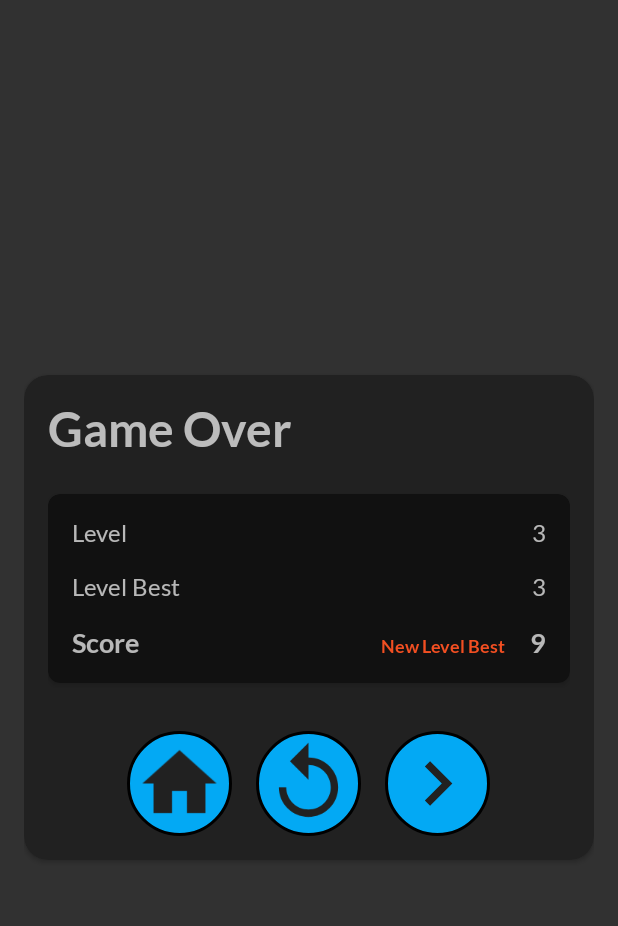
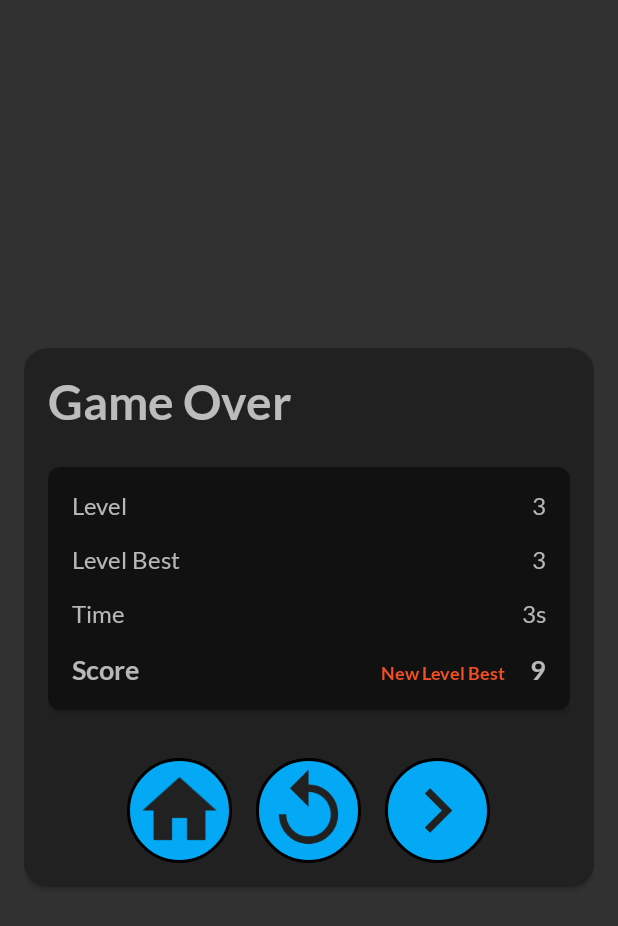
Before and after one commit to 98philips/M_Overflow, an Android app: the layout activity_game_over_new.xml on its own in the app's theme, with its tools: preview values and no code run, on a phone screen of 412 x 824 dp. Shown: the top 926 px of the screen. Run offline under Robolectric (Android 15) with nearby library versions, the phone set to English and light mode, and no system bars.

Commit message:
Connect Settings, included time

```diff
--- a/app/src/main/java/com/evedevelopers/mof/activities/GameOver.java
+++ b/app/src/main/java/com/evedevelopers/mof/activities/GameOver.java
@@ -13,7 +13,7 @@ import com.evedevelopers.mof.R;
 
 public class GameOver extends AppCompatActivity implements View.OnClickListener {
 
-    TextView level,score,level_best,badge,message;
+    TextView level,score,level_best,badge,message,time;
     ImageView home,tryAgain,nextLevel;
     int level_number = 3;
 
@@ -29,6 +29,7 @@ public class GameOver extends AppCompatActivity implements View.OnClickListener
         home = findViewById(R.id.home);
         tryAgain = findViewById(R.id.tryAgain);
         nextLevel = findViewById(R.id.nextLevel);
+        time = findViewById(R.id.time_number);
         home.setOnClickListener(this);
         tryAgain.setOnClickListener(this);
         nextLevel.setOnClickListener(this);
@@ -41,6 +42,7 @@ public class GameOver extends AppCompatActivity implements View.OnClickListener
         message.setText(message_string);
         level.setText(String.valueOf(level_number));
         score.setText(String.valueOf(score_number));
+        time.setText(String.valueOf(incoming.getLongExtra("time",0)).concat("s"));
         level_best.setText(String.valueOf(level_best_number));
         configBadge(score_number,level_best_number,preferences);
         decideButtonVisibility(score_number,level_number);
--- a/app/src/main/java/com/evedevelopers/mof/activities/GamePlay.java
+++ b/app/src/main/java/com/evedevelopers/mof/activities/GamePlay.java
@@ -2,6 +2,7 @@ package com.evedevelopers.mof.activities;
 
 import androidx.appcompat.app.AlertDialog;
 import androidx.appcompat.app.AppCompatActivity;
+import androidx.preference.PreferenceManager;
 
 import android.animation.Animator;
 import android.content.Context;
@@ -133,6 +134,7 @@ public class GamePlay extends AppCompatActivity {
         gameOver.putExtra("score",max);
         gameOver.putExtra("message",message);
         gameOver.putExtra("level",level);
+        gameOver.putExtra("time",(millip-millis)/1000);
         startActivity(gameOver);
         finish();
     }
@@ -198,8 +200,9 @@ public class GamePlay extends AppCompatActivity {
     }
 
     void vibrate(){
-        SharedPreferences vib = getSharedPreferences("settings",MODE_PRIVATE);
-        if(vib.getBoolean("vibrate",true)){
+        SharedPreferences sharedPref =
+                PreferenceManager.getDefaultSharedPreferences(this);
+        if(sharedPref.getBoolean(SettingsActivity.KEY_PREF_VIBRATION_SWITCH,true)){
             Vibrator v = (Vibrator) getSystemService(Context.VIBRATOR_SERVICE);
             assert v != null;
             if (Build.VERSION.SDK_INT >= Build.VERSION_CODES.O) {
--- a/app/src/main/java/com/evedevelopers/mof/activities/SettingsActivity.java
+++ b/app/src/main/java/com/evedevelopers/mof/activities/SettingsActivity.java
@@ -5,10 +5,14 @@ import android.os.Bundle;
 import androidx.appcompat.app.ActionBar;
 import androidx.appcompat.app.AppCompatActivity;
 import androidx.preference.PreferenceFragmentCompat;
+import androidx.preference.PreferenceManager;
 
 import com.evedevelopers.mof.R;
 
 public class SettingsActivity extends AppCompatActivity {
+
+    public static final String
+            KEY_PREF_VIBRATION_SWITCH = "vibration";
 
     @Override
     protected void onCreate(Bundle savedInstanceState) {
@@ -22,12 +26,14 @@ public class SettingsActivity extends AppCompatActivity {
         if (actionBar != null) {
             actionBar.setDisplayHomeAsUpEnabled(true);
         }
+        PreferenceManager.setDefaultValues(this, R.xml.root_preferences, false);
     }
 
     public static class SettingsFragment extends PreferenceFragmentCompat {
         @Override
         public void onCreatePreferences(Bundle savedInstanceState, String rootKey) {
             setPreferencesFromResource(R.xml.root_preferences, rootKey);
+
         }
     }
 }
--- a/app/src/main/res/layout/activity_game_over_new.xml
+++ b/app/src/main/res/layout/activity_game_over_new.xml
@@ -13,117 +13,144 @@
         android:id="@+id/result_card"
         android:layout_width="match_parent"
         android:layout_height="wrap_content"
-        app:cardCornerRadius="16dp"
         app:cardBackgroundColor="#212121"
-        >
+        app:cardCornerRadius="16dp">
+
         <LinearLayout
             android:id="@+id/result_layout"
             android:layout_width="match_parent"
             android:layout_height="wrap_content"
             android:orientation="vertical"
-            android:padding="16dp"
-            >
-            <LinearLayout
-                android:layout_width="match_parent"
-                android:layout_height="wrap_content"
-                android:orientation="horizontal"
-                >
-                <TextView
-                    android:layout_width="0dp"
-                    android:layout_height="wrap_content"
-                    android:id="@+id/message"
-                    android:layout_weight="1"
-                    android:textSize="32sp"
-                    android:textStyle="bold"
-                    android:text="Game Over"/>
-            </LinearLayout>
-            <androidx.cardview.widget.CardView
-                android:layout_width="match_parent"
-                app:cardCornerRadius="8dp"
-                android:layout_marginTop="24dp"
-                app:cardBackgroundColor="#111111"
-                android:layout_height="wrap_content">
-                <LinearLayout
-                    android:layout_width="match_parent"
-                    android:layout_height="wrap_content"
-                    android:padding="16dp"
-                    android:orientation="vertical">
+            android:padding="16dp">
 
             <LinearLayout
                 android:layout_width="match_parent"
                 android:layout_height="wrap_content"
-                android:orientation="horizontal"
-                >
+                android:orientation="horizontal">
+
                 <TextView
+                    android:id="@+id/message"
                     android:layout_width="0dp"
                     android:layout_height="wrap_content"
-                    android:id="@+id/level"
                     android:layout_weight="1"
-                    android:textSize="16sp"
-                    android:text="Level"/>
-                <TextView
-                    android:layout_width="wrap_content"
+                    android:text="Game Over"
+                    android:textSize="32sp"
+                    android:textStyle="bold" />
+            </LinearLayout>
+
+            <androidx.cardview.widget.CardView
+                android:layout_width="match_parent"
                 android:layout_height="wrap_content"
-                    android:id="@+id/level_number"
-                    android:textSize="16sp"
-                    android:text="3"
-                    />
+                android:layout_marginTop="24dp"
+                app:cardBackgroundColor="#111111"
+                app:cardCornerRadius="8dp">
 
-            </LinearLayout>
                 <LinearLayout
                     android:layout_width="match_parent"
                     android:layout_height="wrap_content"
-                android:orientation="horizontal"
-                android:layout_marginTop="16dp"
-                >
-                <TextView
-                    android:layout_width="0dp"
-                    android:layout_height="wrap_content"
-                    android:id="@+id/level_best"
-                    android:layout_weight="1"
-                    android:textSize="16sp"
-                    android:text="Level Best"/>
-                <TextView
-                    android:layout_width="wrap_content"
-                    android:layout_height="wrap_content"
-                    android:id="@+id/level_best_number"
-                    android:textSize="16sp"
-                    android:text="3"
-                    />
+                    android:orientation="vertical"
+                    android:padding="16dp">
 
-            </LinearLayout>
                     <LinearLayout
                         android:layout_width="match_parent"
                         android:layout_height="wrap_content"
-                android:orientation="horizontal"
-                android:layout_marginTop="16dp"
-                >
+                        android:orientation="horizontal">
+
                         <TextView
+                            android:id="@+id/level"
                             android:layout_width="0dp"
                             android:layout_height="wrap_content"
-                    android:id="@+id/score"
                             android:layout_weight="1"
-                    android:textSize="18sp"
-                    android:textStyle="bold"
-                    android:text="Score"/>
+                            android:text="Level"
+                            android:textSize="16sp" />
+
                         <TextView
+                            android:id="@+id/level_number"
                             android:layout_width="wrap_content"
                             android:layout_height="wrap_content"
-                    android:id="@+id/new_level_best"
-                    android:textSize="12sp"
-                    android:textStyle="bold"
-                    android:textColor="@color/orange"
-                    android:text="New Level Best"
-                    android:layout_marginEnd="16dp"
-                    />
+                            android:text="3"
+                            android:textSize="16sp" />
+
+                    </LinearLayout>
+
+                    <LinearLayout
+                        android:layout_width="match_parent"
+                        android:layout_height="wrap_content"
+                        android:layout_marginTop="16dp"
+                        android:orientation="horizontal">
+
                         <TextView
+                            android:id="@+id/level_best"
+                            android:layout_width="0dp"
+                            android:layout_height="wrap_content"
+                            android:layout_weight="1"
+                            android:text="Level Best"
+                            android:textSize="16sp" />
+
+                        <TextView
+                            android:id="@+id/level_best_number"
                             android:layout_width="wrap_content"
                             android:layout_height="wrap_content"
+                            android:text="3"
+                            android:textSize="16sp" />
+
+                    </LinearLayout>
+
+                    <LinearLayout
+                        android:layout_width="match_parent"
+                        android:layout_height="wrap_content"
+                        android:layout_marginTop="16dp"
+                        android:orientation="horizontal">
+
+                        <TextView
+                            android:id="@+id/time"
+                            android:layout_width="0dp"
+                            android:layout_height="wrap_content"
+                            android:layout_weight="1"
+                            android:text="Time"
+                            android:textSize="16sp" />
+
+                        <TextView
+                            android:id="@+id/time_number"
+                            android:layout_width="wrap_content"
+                            android:layout_height="wrap_content"
+                            android:text="3s"
+                            android:textSize="16sp" />
+
+                    </LinearLayout>
+
+                    <LinearLayout
+                        android:layout_width="match_parent"
+                        android:layout_height="wrap_content"
+                        android:layout_marginTop="16dp"
+                        android:orientation="horizontal">
+
+                        <TextView
+                            android:id="@+id/score"
+                            android:layout_width="0dp"
+                            android:layout_height="wrap_content"
+                            android:layout_weight="1"
+                            android:text="Score"
+                            android:textSize="18sp"
+                            android:textStyle="bold" />
+
+                        <TextView
+                            android:id="@+id/new_level_best"
+                            android:layout_width="wrap_content"
+                            android:layout_height="wrap_content"
+                            android:layout_marginEnd="16dp"
+                            android:text="New Level Best"
+                            android:textColor="@color/orange"
+                            android:textSize="12sp"
+                            android:textStyle="bold" />
+
+                        <TextView
                             android:id="@+id/score_number"
+                            android:layout_width="wrap_content"
+                            android:layout_height="wrap_content"
+                            android:text="9"
                             android:textSize="18sp"
-                    android:textStyle="bold"
-                    android:text="9"
-                    />
+                            android:textStyle="bold" />
 
                     </LinearLayout>
                 </LinearLayout>
@@ -132,46 +159,49 @@
             <LinearLayout
                 android:layout_width="match_parent"
                 android:layout_height="wrap_content"
-                android:orientation="horizontal"
                 android:layout_marginTop="32dp"
-                android:gravity="center|center_vertical">
+                android:gravity="center|center_vertical"
+                android:orientation="horizontal">
+
                 <ImageView
                     android:id="@+id/home"
                     android:layout_width="70dp"
                     android:layout_height="70dp"
                     android:layout_gravity="center"
+                    android:layout_marginEnd="8dp"
                     android:background="@drawable/try1"
-                    android:padding="5dp"
                     android:clickable="true"
                     android:focusable="true"
-                    android:layout_marginEnd="8dp"
+                    android:padding="5dp"
                     app:srcCompat="@drawable/ic_home_black_24dp"
-                    app:tint="#212121"/>
+                    app:tint="#212121" />
+
                 <ImageView
                     android:id="@+id/tryAgain"
+                    android:layout_width="70dp"
+                    android:layout_height="70dp"
+                    android:layout_gravity="center"
                     android:layout_marginStart="8dp"
                     android:layout_marginEnd="8dp"
+                    android:background="@drawable/try1"
+                    android:clickable="true"
+                    android:focusable="true"
+                    android:padding="5dp"
+                    app:srcCompat="@drawable/ic_replay_24px"
+                    app:tint="#212121" />
+
+                <ImageView
+                    android:id="@+id/nextLevel"
                     android:layout_width="70dp"
                     android:layout_height="70dp"
+                    android:layout_gravity="center"
+                    android:layout_marginStart="8dp"
+                    android:background="@drawable/try1"
                     android:clickable="true"
                     android:focusable="true"
-                    android:layout_gravity="center"
-                    android:background="@drawable/try1"
-                    android:padding="5dp"
-                    app:srcCompat="@drawable/ic_replay_24px"
-                    app:tint="#212121"/>
-                <ImageView
-                    android:id="@+id/nextLevel"
-                    android:layout_marginStart="8dp"
-                    android:layout_width="70dp"
-                    android:layout_height="70dp"
-                    android:clickable="true"
-                    android:focusable="true"
-                    android:layout_gravity="center"
-                    android:background="@drawable/try1"
                     android:padding="5dp"
                     app:srcCompat="@drawable/ic_baseline_navigate_next_24"
-                    app:tint="#212121"/>
+                    app:tint="#212121" />
             </LinearLayout>
 
 
@@ -179,5 +209,4 @@
     </androidx.cardview.widget.CardView>
 
 
-
 </LinearLayout>
--- a/app/src/main/res/xml/root_preferences.xml
+++ b/app/src/main/res/xml/root_preferences.xml
@@ -3,11 +3,11 @@
     <PreferenceCategory app:title="@string/sound_vibration">
 
         <SwitchPreferenceCompat
-            app:key="sync"
+            app:key="vibration"
             app:title="@string/vibration" />
 
         <SwitchPreferenceCompat
-            app:key="sync"
+            app:key="sound"
             app:title="@string/sounds" />
     </PreferenceCategory>
 
```
Lines whose indentation alone changed are shown as unchanged.
